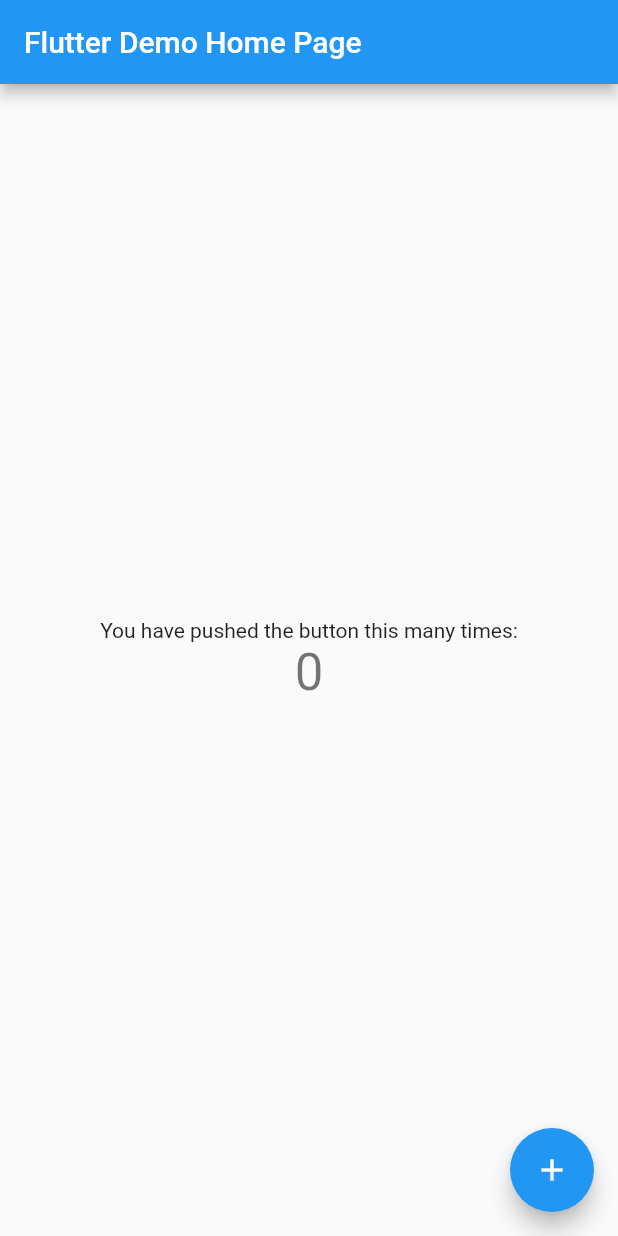
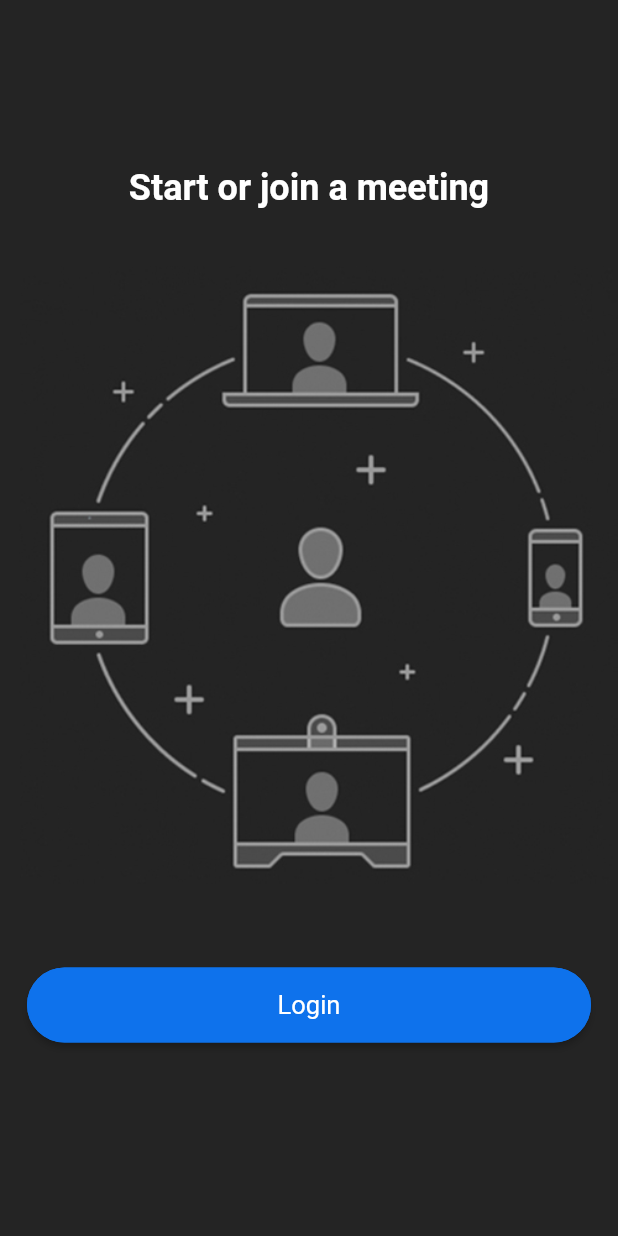
Before and after one commit to salman-rafii/zoom_clone_flutter, a Flutter app: the screen it shows after launch, on a phone screen of 412 x 824 dp. Run offline on Flutter 3.47's test engine with Material 2 defaults, Android fonts, the light colour scheme and no system bars.

Commit message:
created the folder structure & designed the Login Screen UI

```diff
--- a/lib/main.dart
+++ b/lib/main.dart
@@ -1,4 +1,6 @@
 import 'package:flutter/material.dart';
+import 'package:zoom_clone_flutter/screens/login_screen.dart';
+import 'package:zoom_clone_flutter/utils/colors.dart';
 
 void main() {
   runApp(const MyApp());
@@ -7,109 +9,17 @@
 class MyApp extends StatelessWidget {
   const MyApp({super.key});
 
-  // This widget is the root of your application.
   @override
   Widget build(BuildContext context) {
     return MaterialApp(
-      title: 'Flutter Demo',
-      theme: ThemeData(
-        // This is the theme of your application.
-        //
-        // Try running your application with "flutter run". You'll see the
-        // application has a blue toolbar. Then, without quitting the app, try
-        // changing the primarySwatch below to Colors.green and then invoke
-        // "hot reload" (press "r" in the console where you ran "flutter run",
-        // or simply save your changes to "hot reload" in a Flutter IDE).
-        // Notice that the counter didn't reset back to zero; the application
-        // is not restarted.
-        primarySwatch: Colors.blue,
+      title: 'Zoom Clone',
+      theme: ThemeData.dark().copyWith(
+        scaffoldBackgroundColor: backgroundColor,
       ),
-      home: const MyHomePage(title: 'Flutter Demo Home Page'),
+      home: const LoginScreen(),
+      routes: {
+        "/login": (context) => const LoginScreen(),
+      },
     );
   }
 }
-
-class MyHomePage extends StatefulWidget {
-  const MyHomePage({super.key, required this.title});
-
-  // This widget is the home page of your application. It is stateful, meaning
-  // that it has a State object (defined below) that contains fields that affect
-  // how it looks.
-
-  // This class is the configuration for the state. It holds the values (in this
-  // case the title) provided by the parent (in this case the App widget) and
-  // used by the build method of the State. Fields in a Widget subclass are
-  // always marked "final".
-
-  final String title;
-
-  @override
-  State<MyHomePage> createState() => _MyHomePageState();
-}
-
-class _MyHomePageState extends State<MyHomePage> {
-  int _counter = 0;
-
-  void _incrementCounter() {
-    setState(() {
-      // This call to setState tells the Flutter framework that something has
-      // changed in this State, which causes it to rerun the build method below
-      // so that the display can reflect the updated values. If we changed
-      // _counter without calling setState(), then the build method would not be
-      // called again, and so nothing would appear to happen.
-      _counter++;
-    });
-  }
-
-  @override
-  Widget build(BuildContext context) {
-    // This method is rerun every time setState is called, for instance as done
-    // by the _incrementCounter method above.
-    //
-    // The Flutter framework has been optimized to make rerunning build methods
-    // fast, so that you can just rebuild anything that needs updating rather
-    // than having to individually change instances of widgets.
-    return Scaffold(
-      appBar: AppBar(
-        // Here we take the value from the MyHomePage object that was created by
-        // the App.build method, and use it to set our appbar title.
-        title: Text(widget.title),
-      ),
-      body: Center(
-        // Center is a layout widget. It takes a single child and positions it
-        // in the middle of the parent.
-        child: Column(
-          // Column is also a layout widget. It takes a list of children and
-          // arranges them vertically. By default, it sizes itself to fit its
-          // children horizontally, and tries to be as tall as its parent.
-          //
-          // Invoke "debug painting" (press "p" in the console, choose the
-          // "Toggle Debug Paint" action from the Flutter Inspector in Android
-          // Studio, or the "Toggle Debug Paint" command in Visual Studio Code)
-          // to see the wireframe for each widget.
-          //
-          // Column has various properties to control how it sizes itself and
-          // how it positions its children. Here we use mainAxisAlignment to
-          // center the children vertically; the main axis here is the vertical
-          // axis because Columns are vertical (the cross axis would be
-          // horizontal).
-          mainAxisAlignment: MainAxisAlignment.center,
-          children: <Widget>[
-            const Text(
-              'You have pushed the button this many times:',
-            ),
-            Text(
-              '$_counter',
-              style: Theme.of(context).textTheme.headlineMedium,
-            ),
-          ],
-        ),
-      ),
-      floatingActionButton: FloatingActionButton(
-        onPressed: _incrementCounter,
-        tooltip: 'Increment',
-        child: const Icon(Icons.add),
-      ), // This trailing comma makes auto-formatting nicer for build methods.
-    );
-  }
-}
--- /dev/null
+++ b/lib/screens/login_screen.dart
@@ -0,0 +1,36 @@
+import 'package:flutter/material.dart';
+import 'package:zoom_clone_flutter/widgets/custom_button.dart';
+import 'package:zoom_clone_flutter/widgets/custom_text.dart';
+
+class LoginScreen extends StatefulWidget {
+  const LoginScreen({Key? key}) : super(key: key);
+
+  @override
+  State<LoginScreen> createState() => _LoginScreenState();
+}
+
+class _LoginScreenState extends State<LoginScreen> {
+  @override
+  Widget build(BuildContext context) {
+    return Scaffold(
+      body: Column(
+        mainAxisAlignment: MainAxisAlignment.center,
+        children: [
+          const CustomText(
+            text: 'Start or join a meeting',
+            fontSize: 24.0,
+            fontWeight: FontWeight.bold,
+          ),
+          Padding(
+            padding: const EdgeInsets.symmetric(vertical: 38.0),
+            child: Image.asset('assets/images/onboarding.jpg'),
+          ),
+          CustomButton(
+            text: "Login",
+            onPressed: () {},
+          )
+        ],
+      ),
+    );
+  }
+}
--- /dev/null
+++ b/lib/utils/colors.dart
@@ -0,0 +1,6 @@
+import 'package:flutter/material.dart';
+
+const backgroundColor = Color.fromRGBO(36, 36, 36, 1);
+const buttonColor = Color.fromRGBO(14, 114, 236, 1);
+const footerColor = Color.fromRGBO(26, 26, 26, 1);
+const secondaryBackgroundColor = Color.fromRGBO(46, 46, 46, 1);
--- /dev/null
+++ b/lib/widgets/custom_button.dart
@@ -0,0 +1,38 @@
+import 'package:flutter/material.dart';
+import 'package:zoom_clone_flutter/utils/colors.dart';
+import 'package:zoom_clone_flutter/widgets/custom_text.dart';
+
+class CustomButton extends StatelessWidget {
+  final String text;
+  final VoidCallback onPressed;
+  const CustomButton({
+    Key? key,
+    required this.text,
+    required this.onPressed,
+  }) : super(key: key);
+
+  @override
+  Widget build(BuildContext context) {
+    return Padding(
+      padding: const EdgeInsets.all(18.0),
+      child: ElevatedButton(
+        onPressed: onPressed,
+        style: ElevatedButton.styleFrom(
+          backgroundColor: buttonColor,
+          minimumSize: const Size(
+            double.infinity,
+            50,
+          ),
+          shape: RoundedRectangleBorder(
+            borderRadius: BorderRadius.circular(30),
+            side: const BorderSide(color: buttonColor),
+          ),
+        ),
+        child: CustomText(
+          text: text,
+          fontSize: 17.0,
+        ),
+      ),
+    );
+  }
+}
--- /dev/null
+++ b/lib/widgets/custom_text.dart
@@ -0,0 +1,60 @@
+// ignore_for_file: prefer_typing_uninitialized_variables
+
+import 'package:flutter/material.dart';
+
+class CustomText extends StatefulWidget {
+  final text,
+      fontSize,
+      fontWeight,
+      color,
+      overflow,
+      textAlign,
+      maxLines,
+      letterSpacing,
+      decoration,
+      shadows,
+      decorationColor,
+      softWrap;
+  const CustomText(
+      {this.text,
+      this.letterSpacing,
+      this.fontSize,
+      this.color,
+      this.fontWeight,
+      this.overflow,
+      this.decoration,
+      this.textAlign,
+      this.maxLines,
+      this.shadows,
+      this.decorationColor,
+      this.softWrap,
+      key})
+      : super(key: key);
+
+  @override
+  State<CustomText> createState() => _CustomTextState();
+}
+
+class _CustomTextState extends State<CustomText> {
+  @override
+  Widget build(BuildContext context) {
+    return
+        // text: widget.text,
+        Text(
+      widget.text,
+      style: TextStyle(
+        letterSpacing: widget.letterSpacing,
+        fontSize: widget.fontSize,
+        fontWeight: widget.fontWeight ?? FontWeight.normal,
+        color: widget.color ?? Colors.white,
+        decoration: widget.decoration,
+        shadows: widget.shadows,
+        decorationColor: widget.decorationColor,
+      ),
+      softWrap: widget.softWrap,
+      maxLines: widget.maxLines,
+      overflow: widget.overflow,
+      textAlign: widget.textAlign,
+    );
+  }
+}
```
Also changed, not shown: pubspec.yaml (+6 -2 lines), assets/images/onboarding.jpg (added), pubspec.lock, 2 other files.
